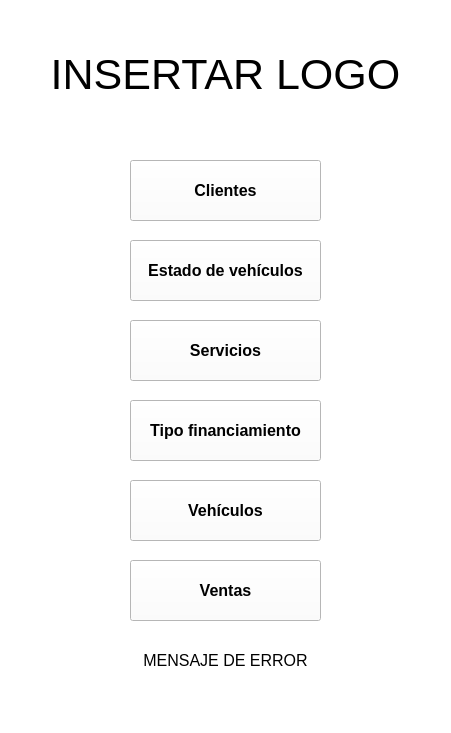
Before: the Qt Designer form gui/inicio.ui in GabrielTrejo1/Prueba, drawn with Qt 5.
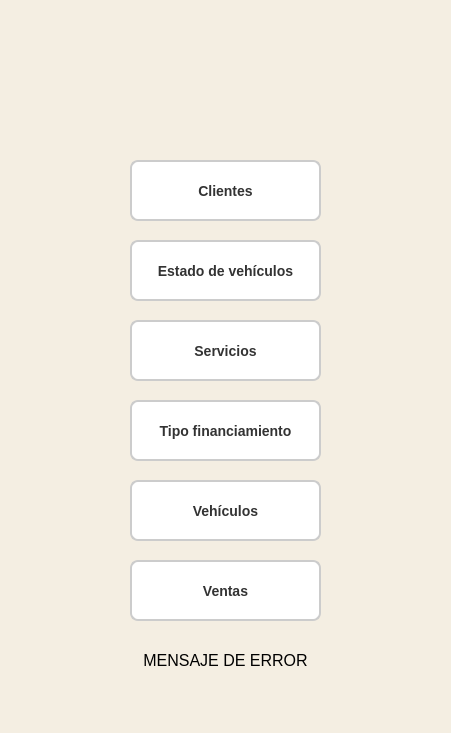
After: the same form once the commit is applied. Icons and pictures are not drawn.

Patch:
```diff
--- a/gui/inicio.ui
+++ b/gui/inicio.ui
@@ -14,7 +14,7 @@
    <string>Inicio</string>
   </property>
   <property name="styleSheet">
-   <string notr="true">background-color: rgb(255,255,255)</string>
+   <string notr="true">background-color: #f4eee2</string>
   </property>
   <widget class="QWidget" name="centralwidget">
    <widget class="QPushButton" name="btnClientes">
@@ -31,8 +31,8 @@
     </property>
     <property name="font">
      <font>
-      <pointsize>12</pointsize>
-      <weight>75</weight>
+      <pointsize>-1</pointsize>
+      <weight>62</weight>
       <italic>false</italic>
       <bold>true</bold>
       <underline>false</underline>
@@ -48,8 +48,24 @@
      <bool>false</bool>
     </property>
     <property name="styleSheet">
-     <string notr="true">color: rgb(0, 0, 0);
-background-color: rgb(255,255,255);</string>
+     <string notr="true"> QPushButton {
+                background-color: white;
+                color: #333;
+                padding: 10px;
+                border: 2px solid #ccc; /* Borde más grueso */
+                border-radius: 8px; /* Bordes redondeados */
+                font-weight: 500;
+                font-size: 14px; /* Tamaño de fuente */
+                box-shadow: 0 2px 5px rgba(0, 0, 0, 0.1); /* Sombra sutil */
+            }
+            QPushButton:hover {
+                background-color: #e0d5cb;
+                color: #000;
+            }
+            QPushButton:pressed {
+                background-color: #d1c4b1; /* Color más oscuro al presionar */
+                border: 2px solid #bbb; /* Cambio de borde al presionar */
+            }</string>
     </property>
     <property name="text">
      <string>Clientes</string>
@@ -72,8 +88,8 @@
     </property>
     <property name="font">
      <font>
-      <pointsize>12</pointsize>
-      <weight>75</weight>
+      <pointsize>-1</pointsize>
+      <weight>62</weight>
       <italic>false</italic>
       <bold>true</bold>
       <underline>false</underline>
@@ -89,8 +105,24 @@
      <bool>false</bool>
     </property>
     <property name="styleSheet">
-     <string notr="true">color: rgb(0, 0, 0);
-background-color: rgb(255,255,255);</string>
+     <string notr="true"> QPushButton {
+                background-color: white;
+                color: #333;
+                padding: 10px;
+                border: 2px solid #ccc; /* Borde más grueso */
+                border-radius: 8px; /* Bordes redondeados */
+                font-weight: 500;
+                font-size: 14px; /* Tamaño de fuente */
+                box-shadow: 0 2px 5px rgba(0, 0, 0, 0.1); /* Sombra sutil */
+            }
+            QPushButton:hover {
+                background-color: #e0d5cb;
+                color: #000;
+            }
+            QPushButton:pressed {
+                background-color: #d1c4b1; /* Color más oscuro al presionar */
+                border: 2px solid #bbb; /* Cambio de borde al presionar */
+            }</string>
     </property>
     <property name="text">
      <string>Estado de vehículos</string>
@@ -113,8 +145,8 @@
     </property>
     <property name="font">
      <font>
-      <pointsize>12</pointsize>
-      <weight>75</weight>
+      <pointsize>-1</pointsize>
+      <weight>62</weight>
       <italic>false</italic>
       <bold>true</bold>
       <underline>false</underline>
@@ -130,8 +162,24 @@
      <bool>false</bool>
     </property>
     <property name="styleSheet">
-     <string notr="true">color: rgb(0, 0, 0);
-background-color: rgb(255,255,255);</string>
+     <string notr="true"> QPushButton {
+                background-color: white;
+                color: #333;
+                padding: 10px;
+                border: 2px solid #ccc; /* Borde más grueso */
+                border-radius: 8px; /* Bordes redondeados */
+                font-weight: 500;
+                font-size: 14px; /* Tamaño de fuente */
+                box-shadow: 0 2px 5px rgba(0, 0, 0, 0.1); /* Sombra sutil */
+            }
+            QPushButton:hover {
+                background-color: #e0d5cb;
+                color: #000;
+            }
+            QPushButton:pressed {
+                background-color: #d1c4b1; /* Color más oscuro al presionar */
+                border: 2px solid #bbb; /* Cambio de borde al presionar */
+            }</string>
     </property>
     <property name="text">
      <string>Servicios</string>
@@ -154,8 +202,8 @@
     </property>
     <property name="font">
      <font>
-      <pointsize>12</pointsize>
-      <weight>75</weight>
+      <pointsize>-1</pointsize>
+      <weight>62</weight>
       <italic>false</italic>
       <bold>true</bold>
       <underline>false</underline>
@@ -171,8 +219,24 @@
      <bool>false</bool>
     </property>
     <property name="styleSheet">
-     <string notr="true">color: rgb(0, 0, 0);
-background-color: rgb(255,255,255);</string>
+     <string notr="true"> QPushButton {
+                background-color: white;
+                color: #333;
+                padding: 10px;
+                border: 2px solid #ccc; /* Borde más grueso */
+                border-radius: 8px; /* Bordes redondeados */
+                font-weight: 500;
+                font-size: 14px; /* Tamaño de fuente */
+                box-shadow: 0 2px 5px rgba(0, 0, 0, 0.1); /* Sombra sutil */
+            }
+            QPushButton:hover {
+                background-color: #e0d5cb;
+                color: #000;
+            }
+            QPushButton:pressed {
+                background-color: #d1c4b1; /* Color más oscuro al presionar */
+                border: 2px solid #bbb; /* Cambio de borde al presionar */
+            }</string>
     </property>
     <property name="text">
      <string>Tipo financiamiento</string>
@@ -195,8 +259,8 @@
     </property>
     <property name="font">
      <font>
-      <pointsize>12</pointsize>
-      <weight>75</weight>
+      <pointsize>-1</pointsize>
+      <weight>62</weight>
       <italic>false</italic>
       <bold>true</bold>
       <underline>false</underline>
@@ -212,8 +276,24 @@
      <bool>false</bool>
     </property>
     <property name="styleSheet">
-     <string notr="true">color: rgb(0, 0, 0);
-background-color: rgb(255,255,255);</string>
+     <string notr="true"> QPushButton {
+                background-color: white;
+                color: #333;
+                padding: 10px;
+                border: 2px solid #ccc; /* Borde más grueso */
+                border-radius: 8px; /* Bordes redondeados */
+                font-weight: 500;
+                font-size: 14px; /* Tamaño de fuente */
+                box-shadow: 0 2px 5px rgba(0, 0, 0, 0.1); /* Sombra sutil */
+            }
+            QPushButton:hover {
+                background-color: #e0d5cb;
+                color: #000;
+            }
+            QPushButton:pressed {
+                background-color: #d1c4b1; /* Color más oscuro al presionar */
+                border: 2px solid #bbb; /* Cambio de borde al presionar */
+            }</string>
     </property>
     <property name="text">
      <string>Vehículos</string>
@@ -236,8 +316,8 @@
     </property>
     <property name="font">
      <font>
-      <pointsize>12</pointsize>
-      <weight>75</weight>
+      <pointsize>-1</pointsize>
+      <weight>62</weight>
       <italic>false</italic>
       <bold>true</bold>
       <underline>false</underline>
@@ -253,8 +333,24 @@
      <bool>false</bool>
     </property>
     <property name="styleSheet">
-     <string notr="true">color: rgb(0, 0, 0);
-background-color: rgb(255,255,255);</string>
+     <string notr="true"> QPushButton {
+                background-color: white;
+                color: #333;
+                padding: 10px;
+                border: 2px solid #ccc; /* Borde más grueso */
+                border-radius: 8px; /* Bordes redondeados */
+                font-weight: 500;
+                font-size: 14px; /* Tamaño de fuente */
+                box-shadow: 0 2px 5px rgba(0, 0, 0, 0.1); /* Sombra sutil */
+            }
+            QPushButton:hover {
+                background-color: #e0d5cb;
+                color: #000;
+            }
+            QPushButton:pressed {
+                background-color: #d1c4b1; /* Color más oscuro al presionar */
+                border: 2px solid #bbb; /* Cambio de borde al presionar */
+            }</string>
     </property>
     <property name="text">
      <string>Ventas</string>
@@ -295,19 +391,17 @@
    <widget class="QLabel" name="label">
     <property name="geometry">
      <rect>
-      <x>0</x>
-      <y>9</y>
-      <width>451</width>
-      <height>131</height>
+      <x>90</x>
+      <y>0</y>
+      <width>271</width>
+      <height>151</height>
      </rect>
     </property>
-    <property name="font">
-     <font>
-      <pointsize>32</pointsize>
-     </font>
+    <property name="styleSheet">
+     <string notr="true">image: url(:/logo/logo.jpg);</string>
     </property>
     <property name="text">
-     <string>INSERTAR LOGO</string>
+     <string/>
     </property>
     <property name="alignment">
      <set>Qt::AlignCenter</set>
```
Left out of the diff: 4 changed lines with no effect on the pictures.
